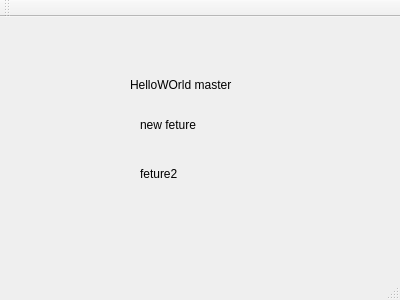
Before: the Qt Designer form HelloWorld/mainwindow.ui in wiyarun/Qt4.8-FaceDetection, drawn with Qt 5.
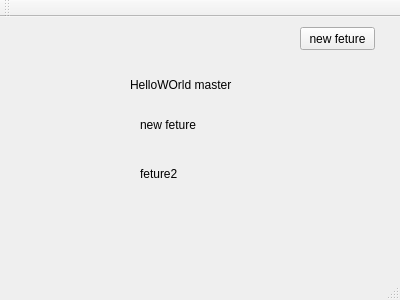
After: the same form once the commit is applied.

Commit message:
Add button feture
Add button feture

Patch:
```diff
--- a/HelloWorld/mainwindow.ui
+++ b/HelloWorld/mainwindow.ui
@@ -53,6 +53,19 @@
      <string>feture2</string>
     </property>
    </widget>
+   <widget class="QPushButton" name="pushButton">
+    <property name="geometry">
+     <rect>
+      <x>300</x>
+      <y>10</y>
+      <width>75</width>
+      <height>23</height>
+     </rect>
+    </property>
+    <property name="text">
+     <string>new feture</string>
+    </property>
+   </widget>
   </widget>
   <widget class="QMenuBar" name="menuBar">
    <property name="geometry">
```
